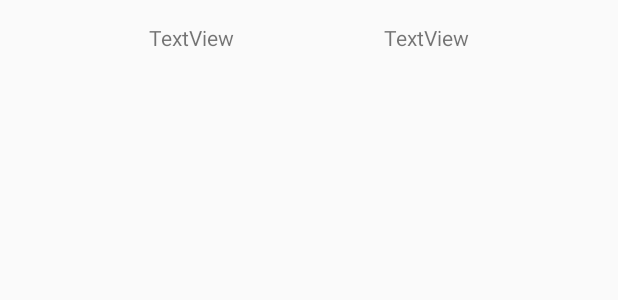
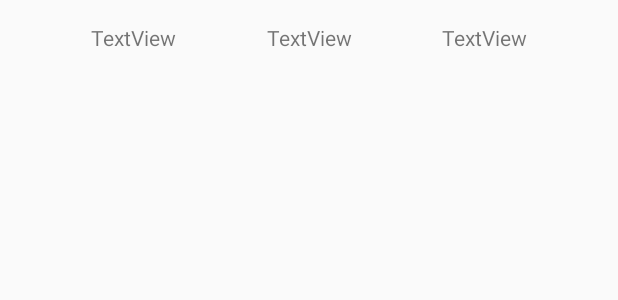
Before and after one commit to quent176/TOU-0917-ANDROID-checkpoint5android, an Android app: the layout item_flight_travel.xml on its own in the app's theme, with its tools: preview values and no code run, on a phone screen of 412 x 824 dp. Shown: the top 300 px of the screen. Run offline under Robolectric (Android 15) with nearby library versions, the phone set to English and light mode, and no system bars.

```diff
--- a/app/src/main/res/layout/item_flight_travel.xml
+++ b/app/src/main/res/layout/item_flight_travel.xml
@@ -12,19 +12,31 @@
         android:layout_height="wrap_content"
         android:text="TextView"
         app:layout_constraintBottom_toBottomOf="parent"
-        app:layout_constraintEnd_toStartOf="@+id/result_price"
+        app:layout_constraintEnd_toStartOf="@+id/result_price_USD"
         app:layout_constraintHorizontal_bias="0.5"
         app:layout_constraintStart_toStartOf="parent"
         app:layout_constraintTop_toTopOf="parent"/>
 
     <TextView
-        android:id="@+id/result_price"
+        android:id="@+id/result_price_USD"
+        android:layout_width="wrap_content"
+        android:layout_height="wrap_content"
+        android:text="TextView"
+        app:layout_constraintBottom_toBottomOf="parent"
+        app:layout_constraintEnd_toEndOf="parent"
+        app:layout_constraintEnd_toStartOf="@+id/result_price_EUR"
+        app:layout_constraintHorizontal_bias="0.5"
+        app:layout_constraintStart_toEndOf="@+id/result_company"
+        app:layout_constraintTop_toTopOf="parent"/>
+
+    <TextView
+        android:id="@+id/result_price_EUR"
         android:layout_width="wrap_content"
         android:layout_height="wrap_content"
         android:text="TextView"
         app:layout_constraintBottom_toBottomOf="parent"
         app:layout_constraintEnd_toEndOf="parent"
         app:layout_constraintHorizontal_bias="0.5"
-        app:layout_constraintStart_toEndOf="@+id/result_company"
+        app:layout_constraintStart_toEndOf="@+id/result_price_USD"
         app:layout_constraintTop_toTopOf="parent"/>
 </android.support.constraint.ConstraintLayout>
```
Also changed, not shown: app/src/main/java/fr/wcs/wcstravel/Adapters/ResultTravelAdapter.java (+18 -2 lines), app/src/main/java/fr/wcs/wcstravel/Utils/ConvertPrice.java (deleted, +0 -17 lines).
